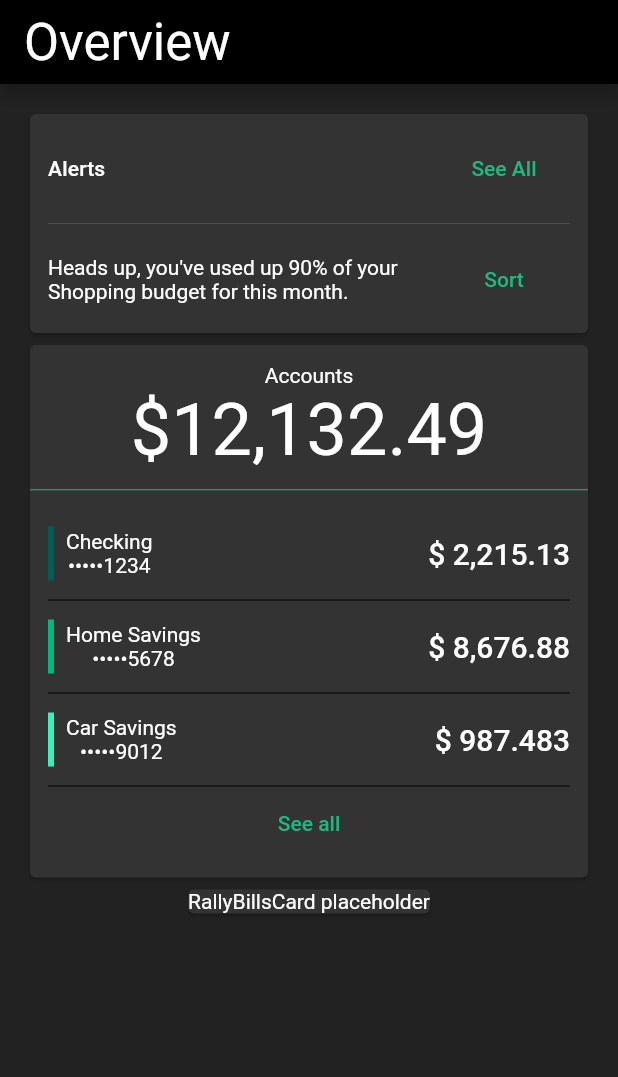
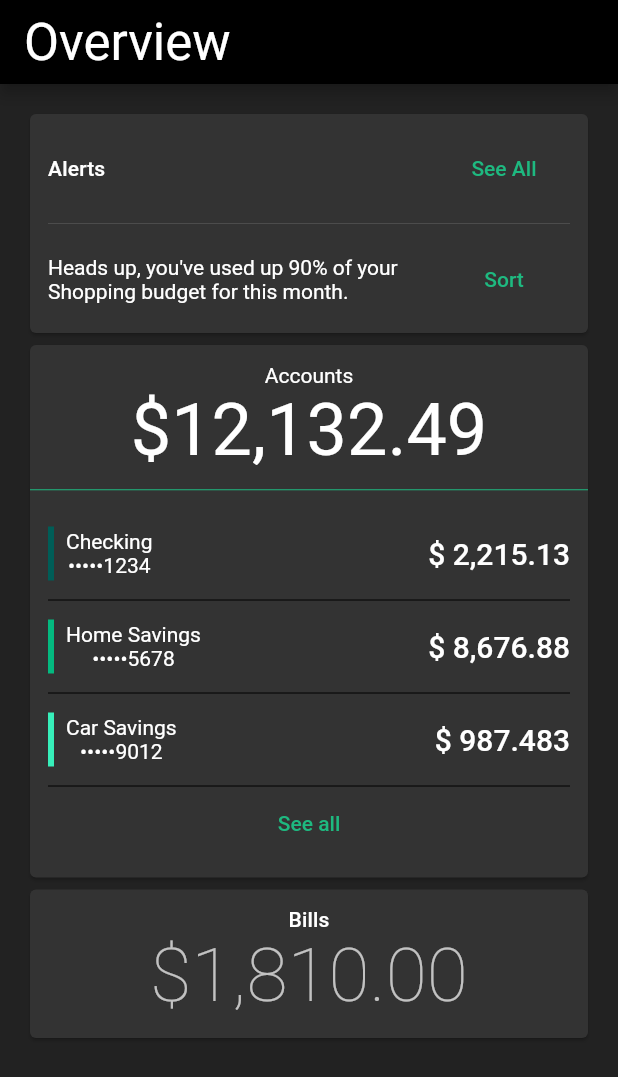
Before and after one commit to miksen/rally, a Flutter app: the screen it shows after launch, on a phone screen of 412 x 824 dp. Shown: the top 1077 px of the screen. Run offline on Flutter 3.47's test engine with Material 2 defaults, Android fonts, the phone set to English and light mode, and no system bars.

Commit message:
Bills card

```diff
--- a/lib/rallycards.dart
+++ b/lib/rallycards.dart
@@ -142,8 +142,19 @@ class AccountIndicator extends StatelessWidget {
 class RallyBillsCard extends StatelessWidget {
   @override
   Widget build(BuildContext context) {
-    return Card(
-      child: Text('RallyBillsCard placeholder'),
+    return ConstrainedBox(
+      constraints: BoxConstraints(minWidth: double.infinity),
+      child: Card(
+        child: Padding(
+          padding: const EdgeInsets.all(12),
+          child: Column(
+            children: <Widget>[
+              Text('Bills', style: Theme.of(context).textTheme.subtitle),
+              Text('\$1,810.00', style: Theme.of(context).textTheme.display2),
+            ],
+          ),
+        ),
+      ),
     );
   }
 }
--- a/lib/rallytheme.dart
+++ b/lib/rallytheme.dart
@@ -31,6 +31,11 @@ ThemeData buildRallyThemeData(BuildContext context) {
         fontSize: 14.0,
         fontWeight: FontWeight.w500,
       ),
+      display2: TextStyle(
+        // TODO: This should be 96, but need to make the main viewport scrollable or it wont fit
+        fontSize: 50.0,
+        fontWeight: FontWeight.w100,
+      ),
     ),
     appBarTheme: AppBarTheme(
       color: rallyBackground,
```
